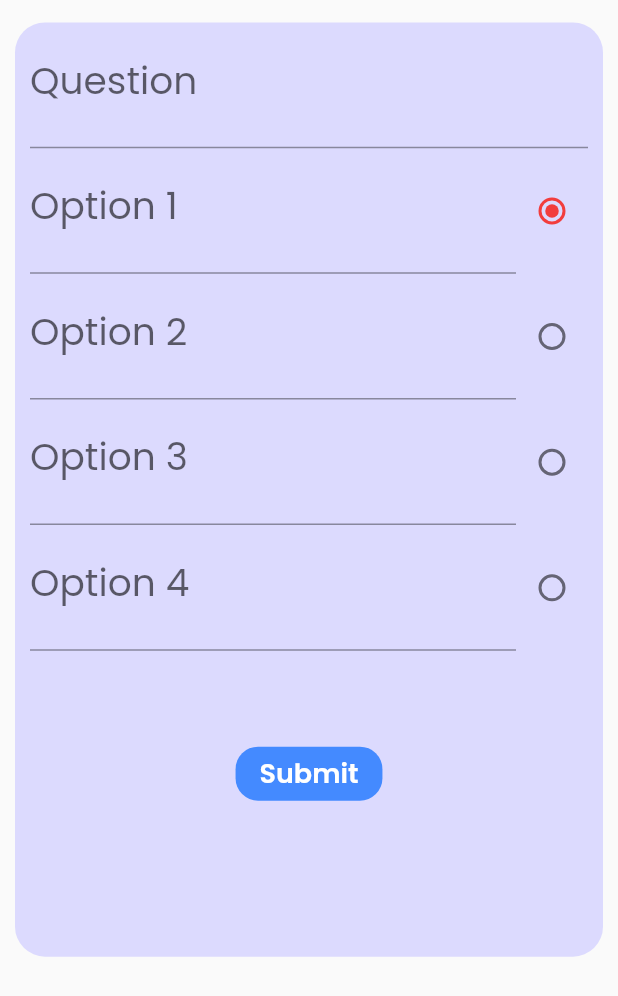
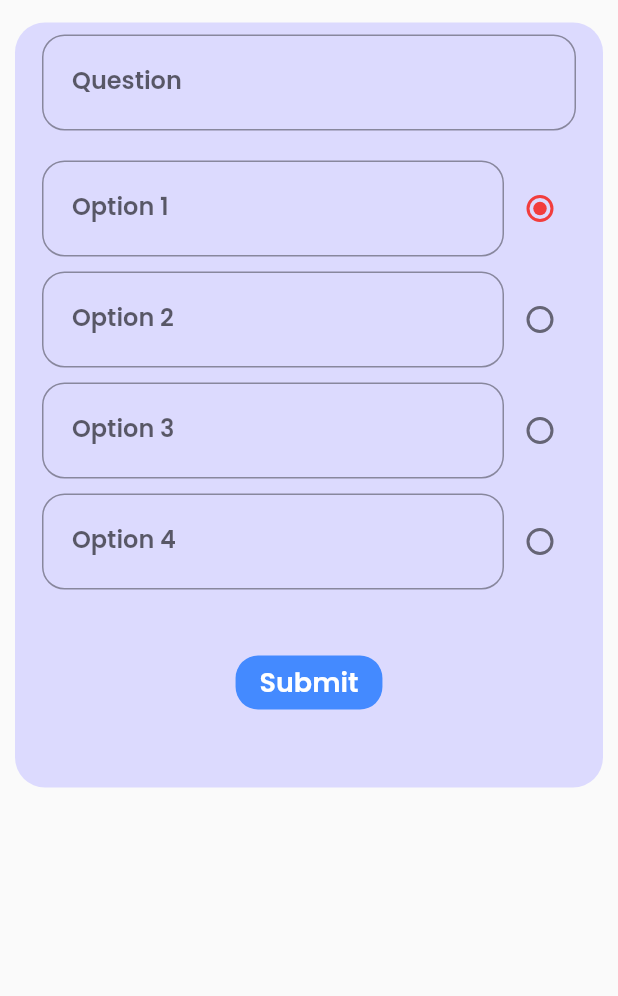
Before and after one commit to karanrajput/hello-world, a Flutter app: the AdminAddQuestion widget shown alone on an empty page, opened directly, on a phone screen of 412 x 824 dp. Shown: the top 996 px of the screen. Run offline on Flutter 3.47's test engine with Material 2 defaults, Android fonts, the phone set to English and light mode, and no system bars; our stand-ins replace bloc, bubble_bottom_bar, cloud_firestore, email_validator, file_picker, firebase_auth and 14 more; missing offline and left inert: dart:html, flat_segmented_control, flutter_admin_scaffold, horizontal_data_table, image_picker_for_web, jitsi_meet; accounts and stored records are empty; network calls fail.

Commit message:
minor ui changes

```diff
--- a/lib/RWidgets/subwidgets/classwidget.dart
+++ b/lib/RWidgets/subwidgets/classwidget.dart
@@ -16,16 +16,10 @@ class RClassItemWidget extends StatelessWidget {
       child: makeCardContainer(
         clickable: true,
         onPressed: onPressed,
-        child: makeCenterContainer(Row(
-          mainAxisAlignment: MainAxisAlignment.start,
-          children: [
-            SizedBox(
-              width: 30,
-            ),
-            Expanded(
-                child: makeText(rclass.name,
-                    fontSize: 25, alignment: TextAlign.left)),
-          ],
+        child: makeCenterContainer(Padding(
+          padding: const EdgeInsets.all(8.0),
+          child:
+              makeText(rclass.name, fontSize: 25, alignment: TextAlign.center),
         )),
       ),
     );
--- a/lib/screens/AdminScreen/SubScreens/Exam/Adminaddexamquestion.dart
+++ b/lib/screens/AdminScreen/SubScreens/Exam/Adminaddexamquestion.dart
@@ -92,37 +92,23 @@ class _AdminAddQuestionState extends State<AdminAddQuestion> {
                 padding: const EdgeInsets.only(
                     left: 10, right: 10, top: 0, bottom: 10),
                 child: makeScroll(
+                  child: Padding(
+                    padding: const EdgeInsets.all(8.0),
                     child: Column(
                       children: [
-                      TextField(
+                        RTextField(
+                            label: "Question",
                             controller: questionController,
-                        minLines: 1,
-                        maxLines: 5,
-                        keyboardType: TextInputType.multiline,
-                        style: TextStyle(
-                          fontSize: 25,
-                        ),
-                        decoration: InputDecoration(
-                          hintText: "Enter Your Question",
-                          labelText: "Question",
-                        ),
-                      ),
-                      Row(
+                            keyboardtype: TextInputType.multiline),
+                        Padding(
+                          padding: const EdgeInsets.only(top: 20),
+                          child: Row(
                             children: [
                               Expanded(
-                            child: TextField(
+                                child: RTextField(
+                                    label: "Option 1",
                                     controller: op1Controller,
-                              minLines: 1,
-                              maxLines: 5,
-                              keyboardType: TextInputType.multiline,
-                              style: TextStyle(
-                                fontSize: 25,
-                              ),
-                              decoration: InputDecoration(
-                                hintText: "Enter Option 1",
-                                labelText: "Option 1",
-                              ),
-                            ),
+                                    keyboardtype: TextInputType.multiline),
                               ),
                               Radio(
                                 onChanged: (value) {
@@ -135,22 +121,16 @@ class _AdminAddQuestionState extends State<AdminAddQuestion> {
                               ),
                             ],
                           ),
-                      Row(
+                        ),
+                        Padding(
+                          padding: const EdgeInsets.only(top: 10),
+                          child: Row(
                             children: [
                               Expanded(
-                            child: TextField(
+                                child: RTextField(
+                                    label: "Option 2",
                                     controller: op2Controller,
-                              minLines: 1,
-                              maxLines: 5,
-                              keyboardType: TextInputType.multiline,
-                              style: TextStyle(
-                                fontSize: 25,
-                              ),
-                              decoration: InputDecoration(
-                                hintText: "Enter Option 2",
-                                labelText: "Option 2",
-                              ),
-                            ),
+                                    keyboardtype: TextInputType.multiline),
                               ),
                               Radio(
                                 onChanged: (value) {
@@ -163,22 +143,16 @@ class _AdminAddQuestionState extends State<AdminAddQuestion> {
                               ),
                             ],
                           ),
-                      Row(
+                        ),
+                        Padding(
+                          padding: const EdgeInsets.only(top: 10),
+                          child: Row(
                             children: [
                               Expanded(
-                            child: TextField(
+                                child: RTextField(
+                                    label: "Option 3",
                                     controller: op3Controller,
-                              minLines: 1,
-                              maxLines: 5,
-                              keyboardType: TextInputType.multiline,
-                              style: TextStyle(
-                                fontSize: 25,
-                              ),
-                              decoration: InputDecoration(
-                                hintText: "Enter Option 3",
-                                labelText: "Option 3",
-                              ),
-                            ),
+                                    keyboardtype: TextInputType.multiline),
                               ),
                               Radio(
                                 onChanged: (value) {
@@ -191,22 +165,16 @@ class _AdminAddQuestionState extends State<AdminAddQuestion> {
                               ),
                             ],
                           ),
-                      Row(
+                        ),
+                        Padding(
+                          padding: const EdgeInsets.only(top: 10),
+                          child: Row(
                             children: [
                               Expanded(
-                            child: TextField(
+                                child: RTextField(
+                                    label: "Option 4",
                                     controller: op4Controller,
-                              minLines: 1,
-                              maxLines: 5,
-                              keyboardType: TextInputType.multiline,
-                              style: TextStyle(
-                                fontSize: 25,
-                              ),
-                              decoration: InputDecoration(
-                                hintText: "Enter Option 4",
-                                labelText: "Option 4",
-                              ),
-                            ),
+                                    keyboardtype: TextInputType.multiline),
                               ),
                               Radio(
                                 onChanged: (value) {
@@ -219,8 +187,9 @@ class _AdminAddQuestionState extends State<AdminAddQuestion> {
                               ),
                             ],
                           ),
+                        ),
                         SizedBox(
-                        height: 50,
+                          height: 30,
                         ),
                         Padding(
                           padding: const EdgeInsets.all(8.0),
@@ -230,9 +199,10 @@ class _AdminAddQuestionState extends State<AdminAddQuestion> {
                               onPressed: () => _addQsnClick(context)),
                         ),
                         SizedBox(
-                        height: 80,
+                          height: 20,
                         )
                       ],
+                    ),
                   ),
                 ),
               ),
--- a/lib/screens/HomeScreen/pages/Page_Classes.dart
+++ b/lib/screens/HomeScreen/pages/Page_Classes.dart
@@ -1,7 +1,9 @@
 import 'package:bkdschool/RWidgets/RWidgets.dart';
 import 'package:bkdschool/bloc/class_bloc/class_bloc.dart';
+import 'package:bkdschool/bloc/user_bloc/user_bloc.dart';
 import 'package:bkdschool/data/models/ClassModel.dart';
 import 'package:bkdschool/data/services/globals.dart';
+import 'package:bkdschool/screens/EntryScreen/EntryScreen.dart';
 import 'package:bkdschool/screens/HomeScreen/pages/Page_Subjects.dart';
 import 'package:flutter/material.dart';
 import 'package:flutter_bloc/flutter_bloc.dart';
@@ -14,6 +16,15 @@ class ClassesPage extends StatelessWidget {
     BlocProvider.of<ClassBloc>(context).add(ClassEventLoadClassList());
     return RSimpleScaffold(
       title: "",
+      actions: [
+        TextButton(
+            onPressed: () {
+              BlocProvider.of<UserBloc>(context).add(UserEventLogOut());
+              Navigator.pop(context);
+              Globals.navigateScreen(EntryScreen());
+            },
+            child: Text("Log Out"))
+      ],
       child: Container(child: BlocBuilder<ClassBloc, ClassState>(
         builder: (context, state) {
           if (state is ClassStateClassListLoaded) {
@@ -35,11 +46,8 @@ class ClassesPage extends StatelessWidget {
           return RClassItemWidget(
             rclass: classes[index],
             onPressed: () {
-              Globals.navigateScreen(RSimpleScaffold(
-                title: classes[index].name,
-                child: SubjectsPage(
-                  rclass: classes[index],
-                ),
+              Globals.navigateScreen(SubjectsPage(
+                rclass: classes[index],
               ));
             },
           );
--- a/lib/screens/HomeScreen/pages/Page_Subjects.dart
+++ b/lib/screens/HomeScreen/pages/Page_Subjects.dart
@@ -1,5 +1,6 @@
 import 'package:bkdschool/RWidgets/RWidgets.dart';
 import 'package:bkdschool/bloc/class_bloc/class_bloc.dart';
+import 'package:bkdschool/bloc/user_bloc/user_bloc.dart';
 import 'package:bkdschool/data/models/ClassModel.dart';
 import 'package:bkdschool/data/models/SubjectModel.dart';
 import 'package:bkdschool/data/repos/ChatRepo.dart';
@@ -7,6 +8,7 @@ import 'package:bkdschool/data/repos/FireRepo.dart';
 import 'package:bkdschool/data/services/globals.dart';
 import 'package:bkdschool/screens/ChatScreen/ChatScreen.dart';
 import 'package:bkdschool/screens/ChatScreen/chatscreen%20copy.dart';
+import 'package:bkdschool/screens/EntryScreen/EntryScreen.dart';
 import 'package:flutter/material.dart';
 import 'package:flutter_bloc/flutter_bloc.dart';
 
@@ -32,6 +34,15 @@ class _SubjectsPageState extends State<SubjectsPage> {
   Widget build(BuildContext context) {
     return RSimpleScaffold(
       title: "Subjects",
+      actions: [
+        TextButton(
+            onPressed: () {
+              BlocProvider.of<UserBloc>(context).add(UserEventLogOut());
+              Navigator.pop(context);
+              Globals.navigateScreen(EntryScreen());
+            },
+            child: Text("Log Out"))
+      ],
       child: Container(
           child: _makeSubjectsList(context, Globals.instance.subjects)),
     );
```
Lines whose indentation alone changed are shown as unchanged.
